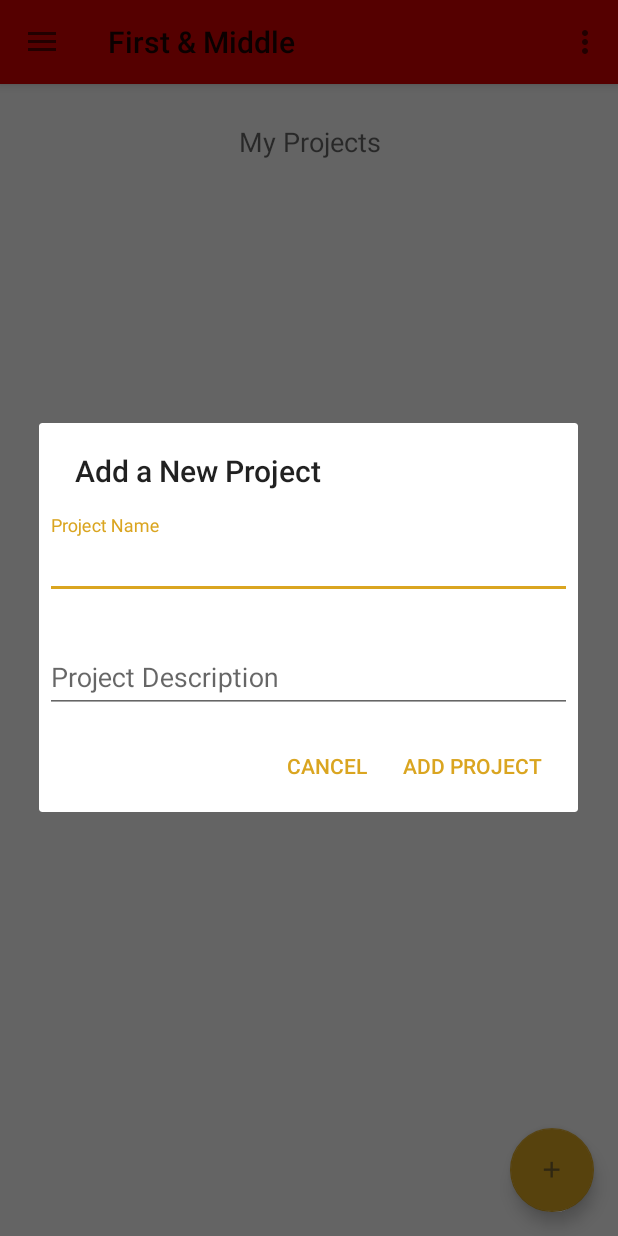
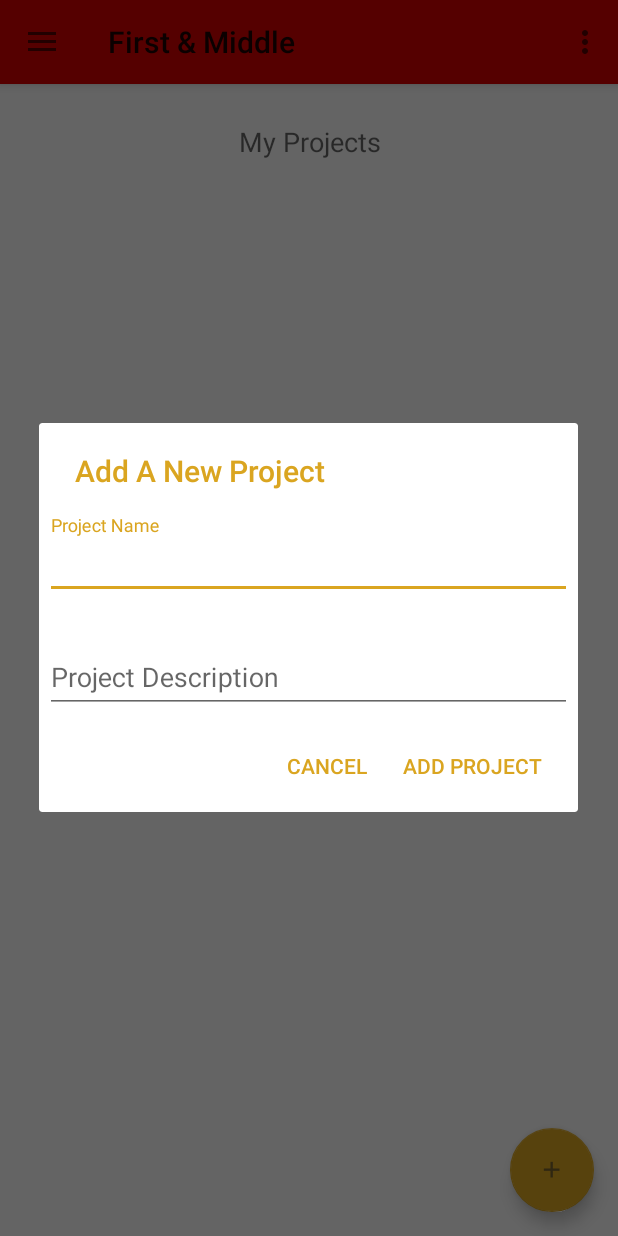
Before and after one commit to bararei/HelloMyNameIs, an Android app: the ProjectFragment screen opened directly, with no data from a screen before it, after a tap on an icon or button, on a phone screen of 412 x 824 dp. Run offline under Robolectric (Android 15) with nearby library versions, the phone set to English and light mode, and no system bars.

Commit message:
changed styling on dialog boxes

```diff
--- a/app/src/main/java/com/abercrombiealicia/hellomynameis/MainActivity.java
+++ b/app/src/main/java/com/abercrombiealicia/hellomynameis/MainActivity.java
@@ -14,6 +14,7 @@ import android.os.Bundle;
 import android.support.v7.widget.LinearLayoutManager;
 import android.support.v7.widget.RecyclerView;
 import android.support.v7.widget.Toolbar;
+import android.text.Html;
 import android.util.Log;
 import android.view.GestureDetector;
 import android.view.LayoutInflater;
@@ -344,7 +345,7 @@ public class MainActivity extends AppCompatActivity implements FirstNameFragment
         final View view1 = inflater.inflate(R.layout.dialog_change_name, null);
         builder.setView(view1);
 
-        builder.setTitle("What's Your New Name?");
+        builder.setTitle( Html.fromHtml("<font color='#DAA520'>What's Your New Name?</font>"));
 
         builder.setPositiveButton("Change My Name!", new DialogInterface.OnClickListener() {
             @Override
--- a/app/src/main/java/com/abercrombiealicia/hellomynameis/ProjectFragment.java
+++ b/app/src/main/java/com/abercrombiealicia/hellomynameis/ProjectFragment.java
@@ -10,6 +10,7 @@ import android.support.annotation.Nullable;
 
 import android.support.v7.widget.LinearLayoutManager;
 import android.support.v7.widget.RecyclerView;
+import android.text.Html;
 import android.util.Log;
 import android.view.ContextMenu;
 import android.view.LayoutInflater;
@@ -185,7 +186,7 @@ public class ProjectFragment extends Fragment implements AdapterView.OnItemSelec
                 final View view1 = inflater.inflate(R.layout.dialog_add_project, null);
                 builder.setView(view1);
 
-                builder.setTitle("Add a New Project");
+                builder.setTitle( Html.fromHtml("<font color='#DAA520'>Add A New Project</font>"));
 
                 builder.setPositiveButton("Add Project", new DialogInterface.OnClickListener() {
                     @Override
```
